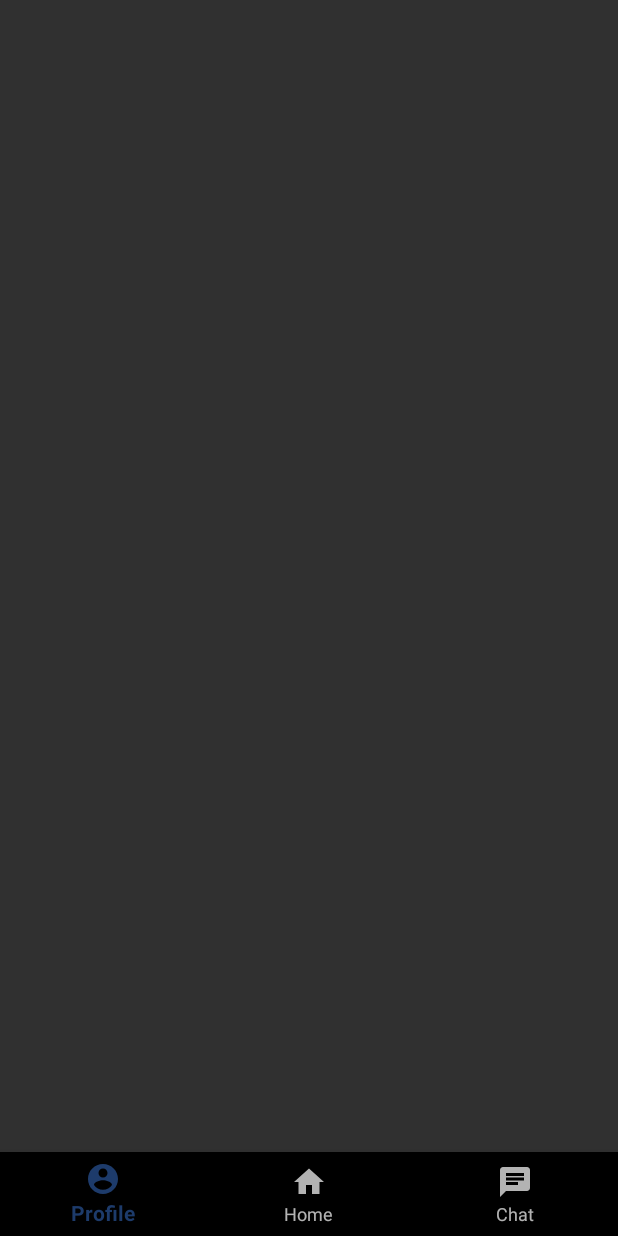
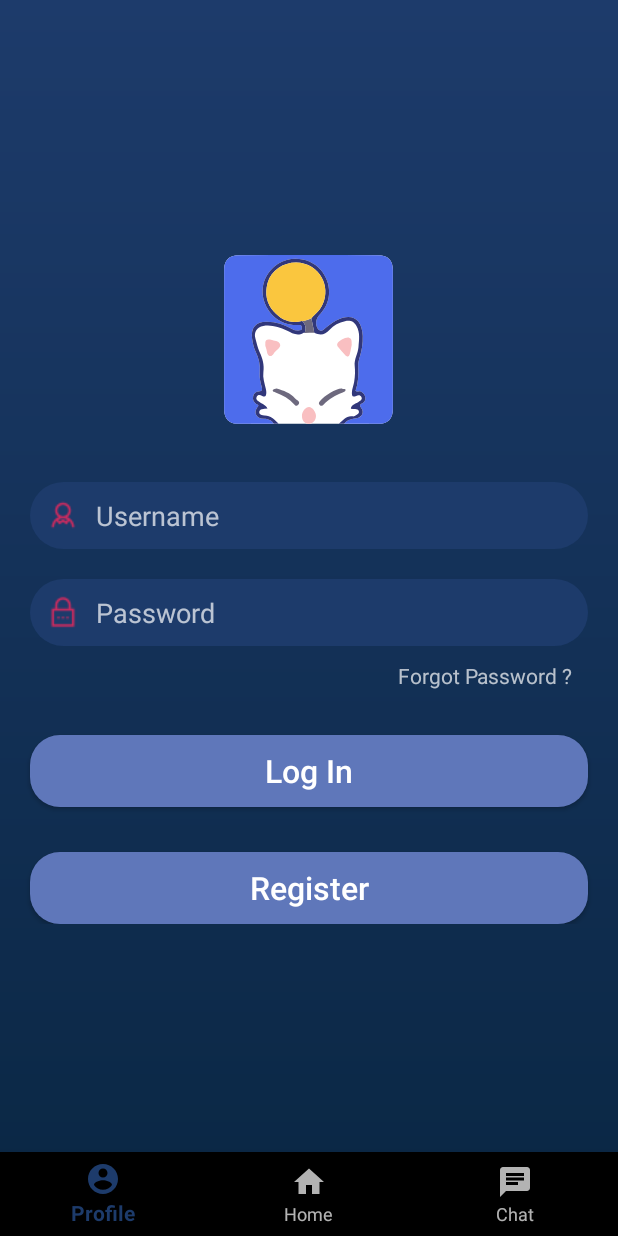
Before and after one commit to AlejandroLuqueEspin/AndroidStudio-GameCompanion, an Android app: the screen it shows after launch (MainActivity), on a phone screen of 412 x 824 dp. Run offline under Robolectric (Android 15) with nearby library versions, the phone set to English and light mode, and no system bars; our stand-ins replace Firebase (no records; nobody signed in at launch, a user with empty details on screens opened directly); 1 statement that could not run was skipped.

Commit message:
Reorganizar el proyecto y set
Trabajando en el login y el register

```diff
--- a/MyApplicationAAA1/app/build.gradle
+++ b/MyApplicationAAA1/app/build.gradle
@@ -48,4 +48,5 @@ dependencies {
     implementation 'com.google.android.material:material:1.2.0-alpha02'
 
     apply plugin: 'com.google.gms.google-services'
+    implementation 'androidx.fragment:fragment-ktx:1.1.0'
 }
--- a/MyApplicationAAA1/app/src/main/java/com/example/myapplicationaaa1/fragment/LoginActivity_Fragment.kt
+++ b/MyApplicationAAA1/app/src/main/java/com/example/myapplicationaaa1/fragment/LoginActivity_Fragment.kt
@@ -24,7 +24,14 @@ private const val ARG_PARAM2 = "param2"
 
 class ProfileFragment : Fragment() {
 
+    override fun onCreate(savedInstanceState: Bundle?) {
+        super.onCreate(savedInstanceState)
 
+        loginButton.setOnClickListener{
+            Toast.makeText(context, "You clicked me.", Toast.LENGTH_SHORT).show()
+            LoginUser()
+        }
+    }
 
 
     override fun onAttach(context: Context) {
@@ -46,13 +53,25 @@ class ProfileFragment : Fragment() {
 
     override fun onResume() {
         super.onResume()
-        initUI()
+        LoginUser()
     }
 
+    private fun LoginUser() {
 
-    private fun initUI(){
+        val username = usernameEditText.text.toString()
+        val password = passwordEditText.text.toString()
 
-        if(FirebaseAuth.getInstance().currentUser==null){
+        if (!username.isEmpty()) {
+            Toast.makeText(context, "Please Enter UserName", Toast.LENGTH_LONG).show()
+            return
+        }
+        else if (!password.isEmpty()) {
+            Toast.makeText(context, "Please Enter Password", Toast.LENGTH_LONG).show()
+            return
+        }
+        else { //Progress bar
+            //Login aND INIT
+            if(FirebaseAuth.getInstance().currentUser==null){//no hay user
                 logoutButton.visibility=View.GONE
                 registerButton.visibility=View.VISIBLE
                 registerButton.setOnClickListener{
@@ -62,23 +81,25 @@ class ProfileFragment : Fragment() {
             else
             {
                 registerButton.visibility=View.GONE
+                loginButton.visibility=View.GONE
                 logoutButton.visibility=View.VISIBLE
 
                 logoutButton.setOnClickListener{
                     FirebaseAuth.getInstance().signOut()
                     //Show success to user
-                initUI()
+                    LoginUser()
 
                 }
                 //Le ponemos ? let porque es nullable
                 FirebaseAuth.getInstance().currentUser?.uid?.let {userID->
                     UserDao().get(userID,
                         successListener = {user ->
-                        usernameTextView.text=user?.userName
+                            //usernameTextView.text=user?.userName
                         },
                         failureListener = {
                             //toast? el usuario no lo necesita
                         })
+                }
             }
         }
 
@@ -106,10 +127,10 @@ class ProfileFragment : Fragment() {
             } )
     }
 
-    private fun updateUser(){
-        UserDao().update(
-
-        )
-    }
+//    private fun updateUser(){
+//        UserDao().update(
+//
+//        )
+//    }
 
 }
--- a/MyApplicationAAA1/app/src/main/res/layout/activity_main.xml
+++ b/MyApplicationAAA1/app/src/main/res/layout/activity_main.xml
@@ -11,8 +11,8 @@
     <FrameLayout
             android:id="@+id/fragmentContainer"
             android:layout_width="match_parent"
-              android:layout_height="match_parent"
-              android:layout_above="@id/bottomNavView"
+            android:layout_height="match_parent"
+            android:layout_above="@id/bottomNavView"
 
     />
 
--- a/MyApplicationAAA1/app/src/main/res/layout/activity_register.xml
+++ b/MyApplicationAAA1/app/src/main/res/layout/activity_register.xml
@@ -68,7 +68,6 @@
                 android:text="Register"
                 android:textAllCaps="false"
                 android:textSize="21sp"
-                android:onClick="btn_register"
                 />
 
 
--- a/MyApplicationAAA1/app/src/main/res/layout/fragment_profile.xml
+++ b/MyApplicationAAA1/app/src/main/res/layout/fragment_profile.xml
@@ -21,7 +21,7 @@
                 android:layout_gravity="center_horizontal"/>
 
         <EditText
-                android:id="@+id/usernameTextView"
+                android:id="@+id/usernameEditText"
                 android:layout_marginStart="20dp"
                 android:layout_marginEnd="20dp"
                 android:layout_marginTop="20dp"
@@ -33,6 +33,7 @@
                 android:background="@drawable/login_edit_background"
                 android:padding="10dp"/>
         <EditText
+                android:id="@+id/passwordEditText"
                 android:layout_marginStart="20dp"
                 android:layout_marginEnd="20dp"
                 android:layout_marginTop="20dp"
@@ -44,6 +45,7 @@
                 android:background="@drawable/login_edit_background"
                 android:padding="10dp"/>
         <TextView
+                android:id="@+id/loginButton"
                 android:layout_marginStart="20dp"
                 android:layout_marginEnd="20dp"
                 android:layout_width="wrap_content"
@@ -52,7 +54,7 @@
                 android:layout_gravity="end"
                 android:padding="10dp"/>
         <Button
-                android:id="@+id/registerButton"
+                android:id="@+id/LogIn"
                 android:layout_width="match_parent"
                 android:layout_height="wrap_content"
                 android:layout_marginTop="20dp"
@@ -66,11 +68,22 @@
                 android:id="@+id/logoutButton"
                 android:layout_width="match_parent"
                 android:layout_height="wrap_content"
+                android:layout_marginTop="20dp"
+                android:layout_marginStart="20dp"
+                android:layout_marginEnd="20dp"
+                android:background="@drawable/login_button_background"
+                android:text="Log Out"
+                android:textAllCaps="false"
+                android:textSize="21sp"/>
+        <Button
+                android:id="@+id/registerButton"
+                android:layout_width="match_parent"
+                android:layout_height="wrap_content"
                 android:layout_marginTop="30dp"
                 android:layout_marginStart="20dp"
                 android:layout_marginEnd="20dp"
                 android:background="@drawable/login_button_background"
-                android:text="Log Out"
+                android:text="Register"
                 android:textAllCaps="false"
                 android:textSize="21sp"/>
 
```
Also changed, not shown: MyApplicationAAA1/app/src/main/java/com/example/myapplicationaaa1/MainActivity.kt (deleted, +0 -35 lines), MyApplicationAAA1/app/src/main/java/com/example/myapplicationaaa1/ProfileFragment.kt (deleted, +0 -46 lines), MyApplicationAAA1/app/src/main/java/com/example/myapplicationaaa1/RegisterActivity.kt (deleted, +0 -12 lines), MyApplicationAAA1/app/src/main/java/com/example/myapplicationaaa1/activity/MainActivity.kt (+10 -0 lines), MyApplicationAAA1/app/src/main/java/com/example/myapplicationaaa1/activity/RegisterActivity.kt (+25 -24 lines), MyApplicationAAA1/app/src/main/java/com/example/myapplicationaaa1/fragment/RegisterActivity_Fragment.kt (added, +94 -0 lines), MyApplicationAAA1/app/src/main/java/com/example/myapplicationaaa1/model/UserModel.kt (+3 -4 lines). Lines whose indentation alone changed are shown as unchanged.
